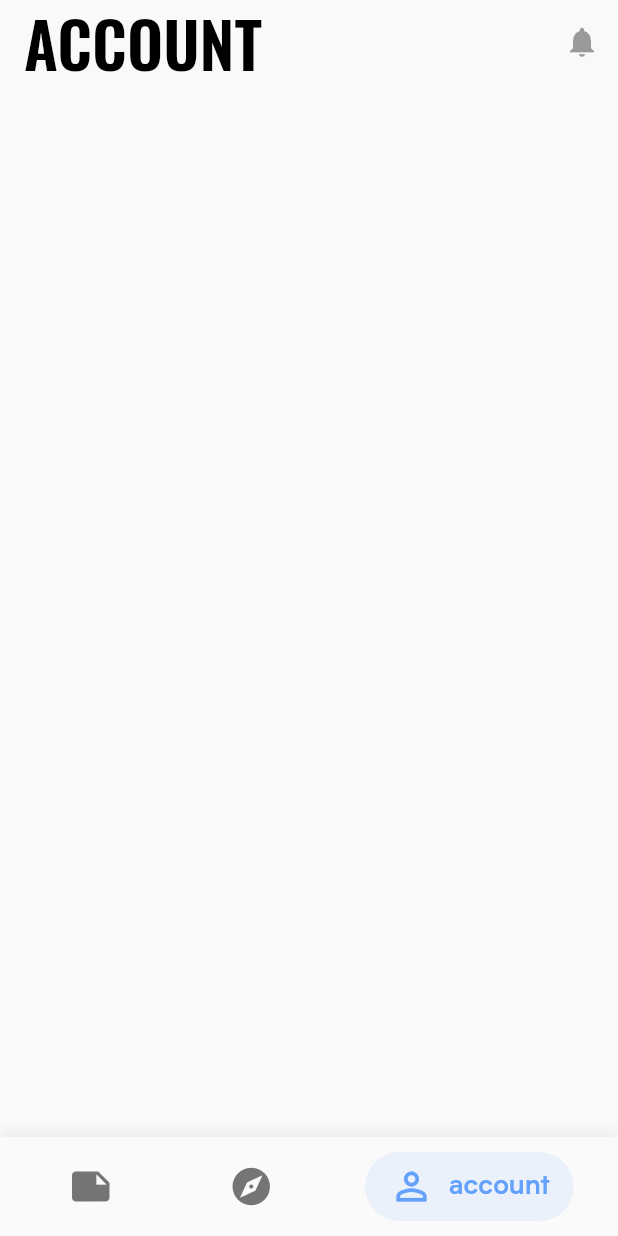
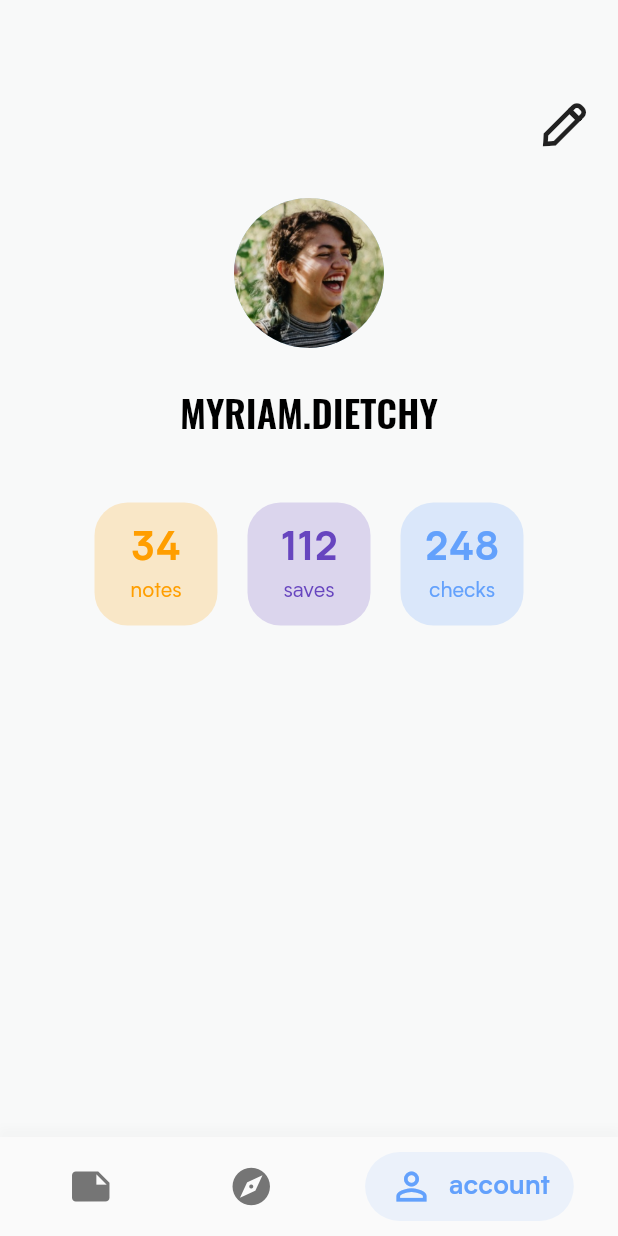
Before and after one commit to RobbeBuyle/PassionProject, a Flutter app: the screen it shows after launch, item 3 of the bottom bar chosen, on a phone screen of 412 x 824 dp. Run offline on Flutter 3.47's test engine with Material 2 defaults, Android fonts, the phone set to English and light mode, and no system bars; our stand-ins replace flutter_mobx, mobx; generated files the repository leaves out were written again.

Commit message:
added multiple users to test out with, added unfinished carousel on discover page and few stats in the account page

```diff
--- a/tick/lib/models/checkList_model.dart
+++ b/tick/lib/models/checkList_model.dart
@@ -2,15 +2,85 @@ import 'package:tick/models/user_model.dart';
 
 import 'check_model.dart';
 
-class checkList {
+class CheckList {
   final User author;
 
   final String title;
   final String tag;
-  final List<Check> checks;
+  // final List<Check> checks;
+  final String check;
   final String date;
   final int saves;
 
-  checkList(
-      this.author, this.title, this.tag, this.checks, this.date, this.saves);
+  CheckList(
+      {this.author, this.title, this.tag, this.check, this.date, this.saves});
 }
+
+//USERS
+
+final User kim = User(
+    id: 0,
+    name: 'kim',
+    imageUrl: 'assets/images/kim.jpg',
+    email: 'kim@yahoo.com',
+    statsNotes: 34,
+    statsSaves: 112,
+    statsChecks: 248);
+
+final User olivia = User(
+    id: 1,
+    name: 'olivia',
+    imageUrl: 'assets/images/olivia.jpg',
+    email: 'olivia@yahoo.com',
+    statsNotes: 34,
+    statsSaves: 112,
+    statsChecks: 248);
+
+final User tim = User(
+    id: 2,
+    name: 'tim',
+    imageUrl: 'assets/images/tim.jpg',
+    email: 'tim@yahoo.com',
+    statsNotes: 34,
+    statsSaves: 112,
+    statsChecks: 248);
+
+final User myriam = User(
+    id: 3,
+    name: 'myriam',
+    imageUrl: 'assets/images/myriam.jpg',
+    email: 'myriam@yahoo.com',
+    statsNotes: 34,
+    statsSaves: 112,
+    statsChecks: 248);
+
+List<CheckList> lists = [
+  CheckList(
+      author: kim,
+      title: '📖 English test',
+      tag: '#school',
+      check: 'practise vocab',
+      date: '16/11/19',
+      saves: 16),
+  CheckList(
+      author: olivia,
+      title: '🧳 US Packing',
+      tag: '#traveling',
+      check: 'visa',
+      date: '16/11/19',
+      saves: 16),
+  CheckList(
+      author: tim,
+      title: '🛒 Friday shopping',
+      tag: '#shopping',
+      check: 'Milk',
+      date: '16/11/19',
+      saves: 16),
+  CheckList(
+      author: myriam,
+      title: '🎉 Weekend party',
+      tag: '#party',
+      check: 'Search playlist',
+      date: '16/11/19',
+      saves: 16),
+];
--- a/tick/lib/models/user_model.dart
+++ b/tick/lib/models/user_model.dart
@@ -20,7 +20,7 @@ class User {
 final User currentUser = User(
     id: 0,
     name: 'Myriam.dietchy',
-    imageUrl: 'assets/images/users/myriam.jpg',
+    imageUrl: 'assets/images/myriam.jpg',
     email: 'myriam.dietchy@yahoo.com',
     statsNotes: 34,
     statsSaves: 112,
--- a/tick/lib/screens/account_screen.dart
+++ b/tick/lib/screens/account_screen.dart
@@ -1,4 +1,8 @@
 import 'package:flutter/material.dart';
+import 'package:tick/models/user_model.dart';
+import 'package:tick/style/flutter_icons_icons.dart';
+import 'package:tick/style/style.dart';
+import 'package:tick/widgets/stat_rect.dart';
 
 class AccountScreen extends StatefulWidget {
   @override
@@ -9,19 +13,62 @@ class _AccountScreenState extends State<AccountScreen> {
   @override
   Widget build(BuildContext context) {
     return Scaffold(
-      appBar: AppBar(
-        title: Text(
-          'ACCOUNT',
-          style: TextStyle(
-              fontSize: 42.0,
-              fontWeight: FontWeight.bold,
-              fontFamily: 'Oswald'),
-        ),
-        elevation: 0.0,
-        actions: <Widget>[
-          IconButton(
-            icon: Icon(Icons.notifications),
-            iconSize: 24.0,
+      backgroundColor: ColorsLightBackground,
+      body: Column(
+        children: <Widget>[
+          SizedBox(
+            height: 60.0,
+          ),
+          Padding(
+            padding: EdgeInsets.symmetric(horizontal: 12.0),
+            child: Row(
+              mainAxisAlignment: MainAxisAlignment.end,
+              crossAxisAlignment: CrossAxisAlignment.center,
+              children: <Widget>[
+                Row(
+                  children: <Widget>[
+                    IconButton(
+                      icon: Icon(FlutterIcons.edit),
+                      iconSize: 32.0,
+                      onPressed: () {
+                        print('open notifications tab');
+                      },
+                    ),
+                  ],
+                ),
+              ],
+            ),
+          ),
+          Padding(
+            padding: const EdgeInsets.all(24.0),
+            child: CircleAvatar(
+              radius: 50.0,
+              backgroundImage: AssetImage(currentUser.imageUrl),
+            ),
+          ),
+          Text(currentUser.name.toUpperCase(), style: AccountNameStyle),
+          Padding(
+            padding: const EdgeInsets.fromLTRB(0.0, 32.0, 0, 0),
+            child: Row(
+              mainAxisAlignment: MainAxisAlignment.center,
+              children: <Widget>[
+                StatRect(
+                  stat: 34,
+                  title: 'notes',
+                  color: ColorsYellow,
+                ),
+                StatRect(
+                  stat: 112,
+                  title: 'saves',
+                  color: ColorsPurple,
+                ),
+                StatRect(
+                  stat: 248,
+                  title: 'checks',
+                  color: ColorsBlue,
+                ),
+              ],
+            ),
           )
         ],
       ),
--- a/tick/lib/style/style.dart
+++ b/tick/lib/style/style.dart
@@ -33,7 +33,7 @@ const AppBarTextStyle = TextStyle(
 
 const TitleTextStyle = TextStyle(
   fontFamily: FontNameDefault,
-  fontSize: 22.0,
+  fontSize: 24.0,
   fontWeight: FontWeight.w700,
   color: Colors.black,
 );
@@ -44,3 +44,21 @@ const Body1TextStyle = TextStyle(
   fontWeight: FontWeight.w400,
   color: Colors.black,
 );
+
+const Title1TextStyle = TextStyle(
+    fontWeight: FontWeight.w700,
+    color: ColorsBlack,
+    fontSize: 17.0,
+    fontFamily: FontNameDefault);
+
+const AccountNameStyle = TextStyle(
+  fontFamily: FontNameTitle,
+  fontSize: 25.0,
+  color: Colors.black,
+);
+
+const TextButton = TextStyle(
+    fontFamily: FontNameDefault,
+    fontSize: 18.0,
+    color: ColorsPurple,
+    fontWeight: FontWeight.bold);
--- a/tick/lib/widgets/bottom_navbar.dart
+++ b/tick/lib/widgets/bottom_navbar.dart
@@ -25,9 +25,9 @@ class _AnimatedBottomBarState extends State<AnimatedBottomBar>
         decoration: BoxDecoration(
           boxShadow: [
             BoxShadow(
-              color: Colors.grey.withOpacity(0.1),
+              color: Colors.grey.withOpacity(0.05),
               spreadRadius: 1,
-              blurRadius: 5,
+              blurRadius: 4,
               offset: Offset(0, -5.0), // changes position of shadow
             ),
           ],
--- a/tick/lib/widgets/compose_button.dart
+++ b/tick/lib/widgets/compose_button.dart
@@ -1,4 +1,3 @@
-import 'package:tick/screens/create_screen.dart';
 import 'package:flutter/material.dart';
 
 class ComposeButton extends StatelessWidget {
--- /dev/null
+++ b/tick/lib/widgets/stat_rect.dart
@@ -0,0 +1,42 @@
+import 'package:flutter/material.dart';
+
+class StatRect extends StatelessWidget {
+  final String title;
+  final int stat;
+  final Color color;
+
+  StatRect({this.title, this.stat, this.color});
+
+  @override
+  Widget build(BuildContext context) {
+    return Padding(
+      padding: const EdgeInsets.all(10.0),
+      child: Container(
+          width: 82.0,
+          height: 82.0,
+          decoration: BoxDecoration(
+              color: this.color.withOpacity(0.2),
+              borderRadius: BorderRadius.circular(22)),
+          child: Padding(
+            padding: const EdgeInsets.all(14),
+            child: Column(
+              crossAxisAlignment: CrossAxisAlignment.center,
+              mainAxisAlignment: MainAxisAlignment.spaceBetween,
+              children: <Widget>[
+                Text(
+                  this.stat.toString(),
+                  style: TextStyle(
+                      fontWeight: FontWeight.bold,
+                      color: this.color,
+                      fontSize: 26.0),
+                ),
+                Text(
+                  this.title,
+                  style: TextStyle(fontSize: 14.0, color: this.color),
+                )
+              ],
+            ),
+          )),
+    );
+  }
+}
--- a/tick/pubspec.yaml
+++ b/tick/pubspec.yaml
@@ -23,6 +23,7 @@ dependencies:
   # The following adds the Cupertino Icons font to your application.
   # Use with the CupertinoIcons class for iOS style icons.
   cupertino_icons: ^0.1.2
+  flutter_staggered_grid_view:
 
 dev_dependencies:
   flutter_test:
@@ -41,6 +42,7 @@ flutter:
   # To add assets to your application, add an assets section, like this:
   assets:
     - assets/
+    - assets/images/
   # An image asset can refer to one or more resolution-specific "variants", see
   # https://flutter.dev/assets-and-images/#resolution-aware.
   # For details regarding adding assets from package dependencies, see
```
Also changed, not shown: tick/lib/screens/create_screen.dart (+1 -16 lines), tick/lib/screens/discover_screen.dart (+22 -14 lines), tick/lib/screens/list_screen.dart (+23 -13 lines), tick/lib/widgets/category_selector.dart (added, +54 -0 lines), tick/lib/widgets/lists_list.dart (added, +38 -0 lines), tick/lib/widgets/trending_carousel.dart (added, +67 -0 lines), tick/assets/images/kim.jpg (added), tick/assets/images/myriam.jpg (renamed from tick/assets/images/users/myriam.jpg), tick/assets/images/olivia.jpg (added), tick/assets/images/tim.jpg (added), tick/pubspec.lock.
